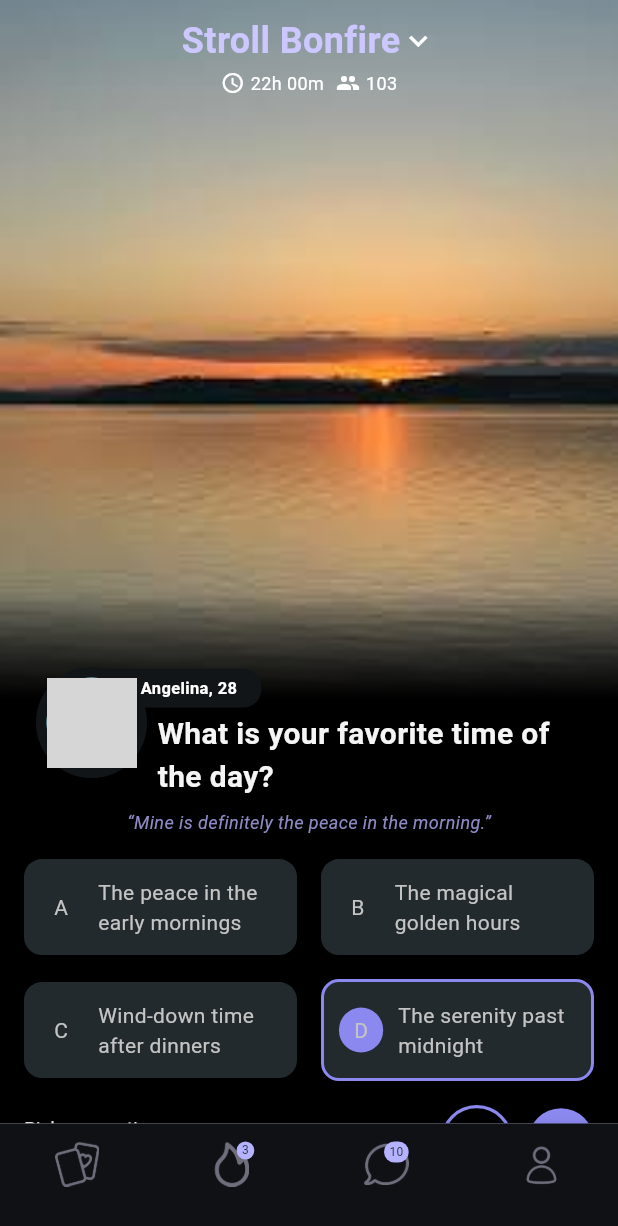
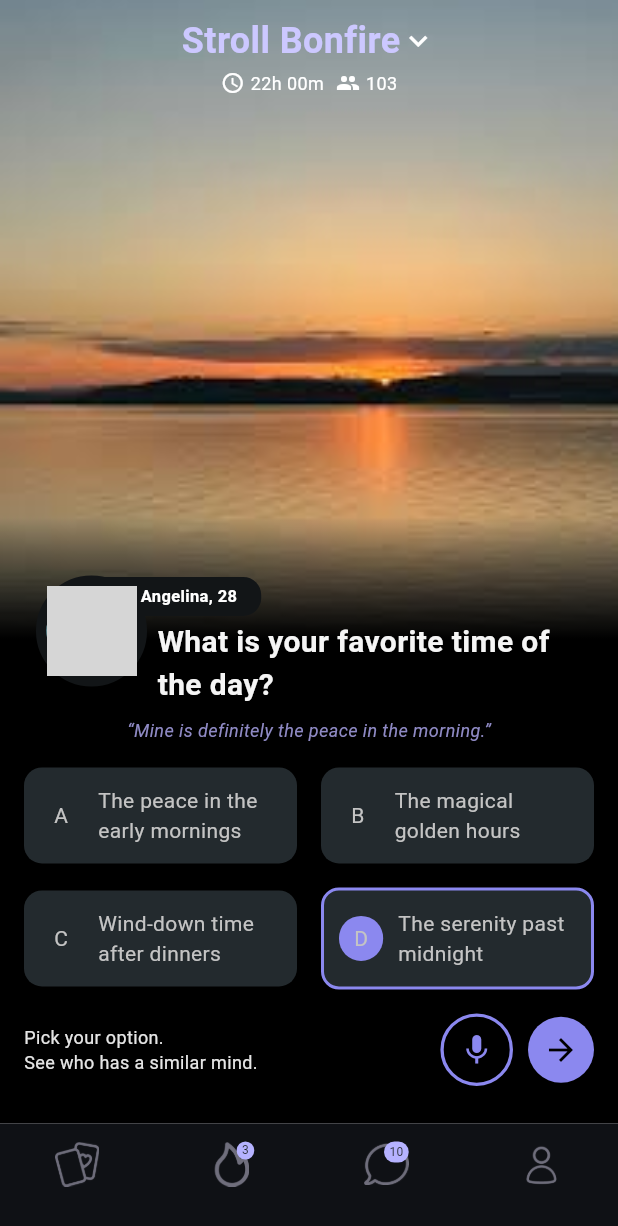
Before and after one commit to raphaelsolomon/stroll, a Flutter app: the screen it shows after launch, on a phone screen of 412 x 824 dp. Shown: the top 1226 px of the screen. Run offline on Flutter 3.47's test engine with Material 3 defaults, Android fonts, the phone set to English and light mode, and no system bars; drawn by our look-alikes of auto_size_text; our stand-ins replace gap, get; network calls fail; grey boxes are pictures that could not be loaded.

Commit message:
Fix UI bug on text sizing

```diff
--- a/lib/presentation/views/question.screen.dart
+++ b/lib/presentation/views/question.screen.dart
@@ -1,3 +1,4 @@
+import 'package:auto_size_text/auto_size_text.dart';
 import 'package:flutter/material.dart';
 import 'package:gap/gap.dart';
 import 'package:stroll/presentation/views/widgets/answer.item.dart';
@@ -88,7 +89,7 @@ class QuestionIndexView extends StatelessWidget {
             bottom: 0,
             child: Container(
               width: MediaQuery.of(context).size.width,
-              height: MediaQuery.of(context).size.height * .43,
+              height: MediaQuery.of(context).size.height * .49,
               decoration: BoxDecoration(
                 gradient: LinearGradient(
                   colors: [
@@ -105,7 +106,7 @@ class QuestionIndexView extends StatelessWidget {
               ),
               child: Column(
                 children: [
-                  const Gap(50.0),
+                  const Spacer(),
                   SizedBox(
                     height: 95.0,
                     child: Stack(
@@ -133,8 +134,9 @@ class QuestionIndexView extends StatelessWidget {
                     ),
                   ),
                   SizedBox(
-                    child: Text(
+                    child: AutoSizeText(
                       '“Mine is definitely the peace in the morning.”',
+                      maxLines: 2,
                       style: TextStyle(
                         fontSize: 12,
                         fontWeight: FontWeight.w400,
@@ -208,7 +210,8 @@ class QuestionIndexView extends StatelessWidget {
                         ForwardButton()
                       ],
                     ),
-                  )
+                  ),
+                  const Gap(25.0),
                 ],
               ),
             ),
--- a/lib/presentation/views/widgets/answer.item.dart
+++ b/lib/presentation/views/widgets/answer.item.dart
@@ -1,5 +1,6 @@
 import 'package:flutter/material.dart';
 import 'package:gap/gap.dart';
+import 'package:auto_size_text/auto_size_text.dart';
 
 class AnswerItemWidget extends StatelessWidget {
   final String option;
@@ -47,8 +48,9 @@ class AnswerItemWidget extends StatelessWidget {
           ),
           const Gap(10.0),
           Flexible(
-            child: Text(
+            child: AutoSizeText(
               title,
+              maxLines: 2,
               style: TextStyle(
                 fontWeight: FontWeight.w400,
                 fontSize: 14.0,
--- a/pubspec.yaml
+++ b/pubspec.yaml
@@ -36,6 +36,7 @@ dependencies:
   cupertino_icons: ^1.0.8
   get: ^4.6.6
   gap: ^3.0.1
+  auto_size_text: ^3.0.0
 
 dev_dependencies:
   flutter_test:
```
Also changed, not shown: pubspec.lock.
